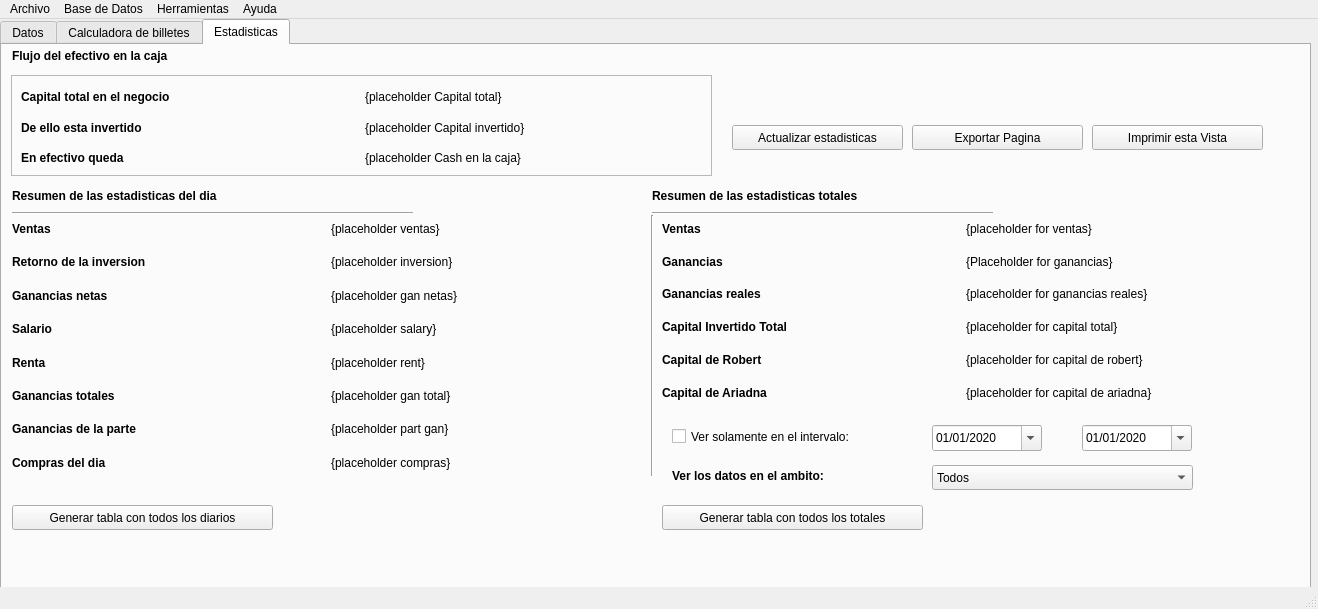
rlothbrock/PyJournal, file UI/main_v3.ui: the form before one commit.
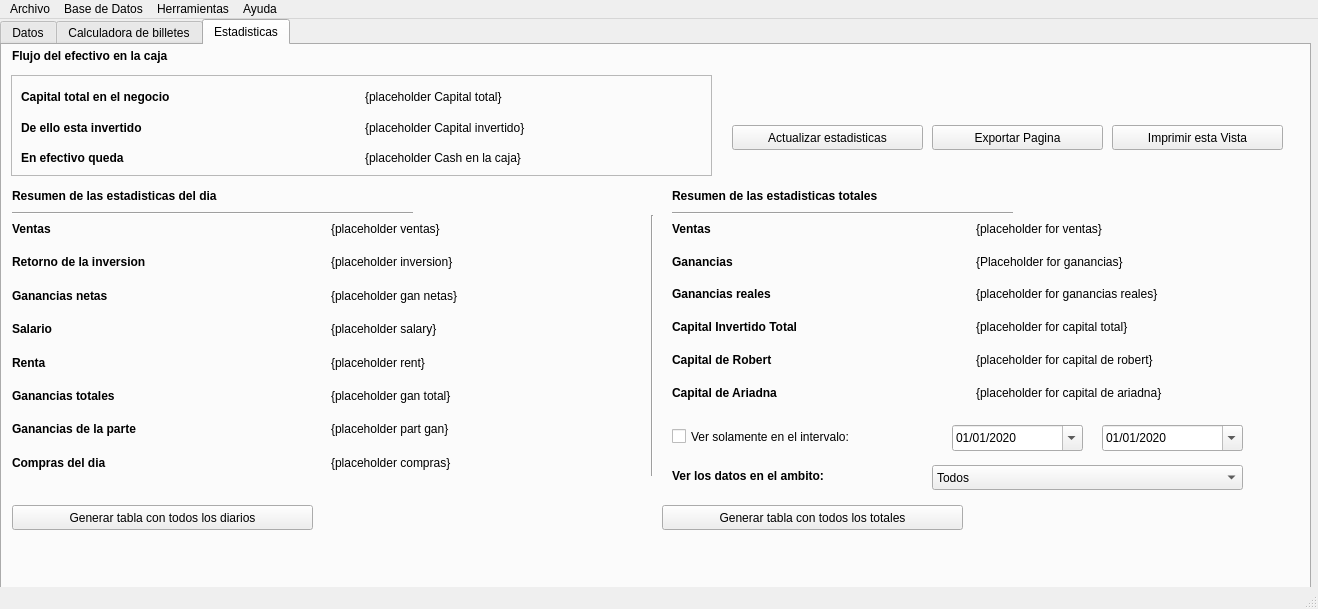
The form after the commit. The open tabs and pages were chosen to show the change. Icons and pictures are not drawn.

Diff of the .ui file:
```diff
--- a/UI/main_v3.ui
+++ b/UI/main_v3.ui
@@ -1554,7 +1554,7 @@
      <widget class="QWidget" name="verticalLayoutWidget">
       <property name="geometry">
        <rect>
-        <x>660</x>
+        <x>670</x>
         <y>170</y>
         <width>601</width>
         <height>191</height>
@@ -1712,7 +1712,7 @@
        <rect>
         <x>10</x>
         <y>140</y>
-        <width>251</width>
+        <width>311</width>
         <height>21</height>
        </rect>
       </property>
@@ -1935,7 +1935,7 @@
        <rect>
         <x>730</x>
         <y>80</y>
-        <width>171</width>
+        <width>191</width>
         <height>25</height>
        </rect>
       </property>
@@ -1946,9 +1946,9 @@
      <widget class="QDateEdit" name="dateEdit">
       <property name="geometry">
        <rect>
-        <x>930</x>
+        <x>950</x>
         <y>380</y>
-        <width>110</width>
+        <width>131</width>
         <height>26</height>
        </rect>
       </property>
@@ -1969,9 +1969,9 @@
      <widget class="QDateEdit" name="dateEdit_2">
       <property name="geometry">
        <rect>
-        <x>1080</x>
+        <x>1100</x>
         <y>380</y>
-        <width>110</width>
+        <width>141</width>
         <height>26</height>
        </rect>
       </property>
@@ -2018,9 +2018,9 @@
      <widget class="QLabel" name="label_66">
       <property name="geometry">
        <rect>
-        <x>650</x>
+        <x>670</x>
         <y>140</y>
-        <width>251</width>
+        <width>311</width>
         <height>21</height>
        </rect>
       </property>
@@ -2037,7 +2037,7 @@
      <widget class="Line" name="line_6">
       <property name="geometry">
        <rect>
-        <x>650</x>
+        <x>670</x>
         <y>160</y>
         <width>341</width>
         <height>16</height>
@@ -2052,7 +2052,7 @@
        <rect>
         <x>670</x>
         <y>380</y>
-        <width>231</width>
+        <width>281</width>
         <height>23</height>
        </rect>
       </property>
@@ -2065,7 +2065,7 @@
        <rect>
         <x>660</x>
         <y>460</y>
-        <width>261</width>
+        <width>301</width>
         <height>25</height>
        </rect>
       </property>
@@ -2078,7 +2078,7 @@
        <rect>
         <x>10</x>
         <y>460</y>
-        <width>261</width>
+        <width>301</width>
         <height>25</height>
        </rect>
       </property>
@@ -2110,7 +2110,7 @@
        <rect>
         <x>930</x>
         <y>420</y>
-        <width>261</width>
+        <width>311</width>
         <height>25</height>
        </rect>
       </property>
@@ -2262,7 +2262,7 @@
      <widget class="QPushButton" name="pushButton_4">
       <property name="geometry">
        <rect>
-        <x>910</x>
+        <x>930</x>
         <y>80</y>
         <width>171</width>
         <height>25</height>
@@ -2275,7 +2275,7 @@
      <widget class="QPushButton" name="pushButton_5">
       <property name="geometry">
        <rect>
-        <x>1090</x>
+        <x>1110</x>
         <y>80</y>
         <width>171</width>
         <height>25</height>
```
Left out of the diff: 2 changed lines with no effect on the pictures.
